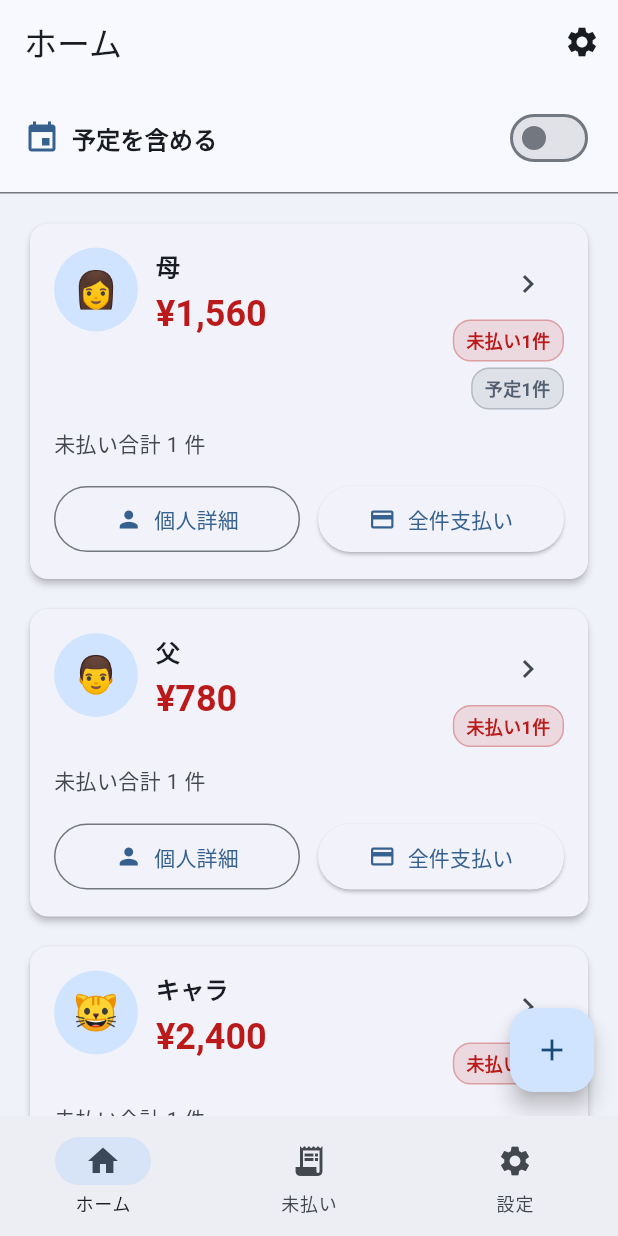
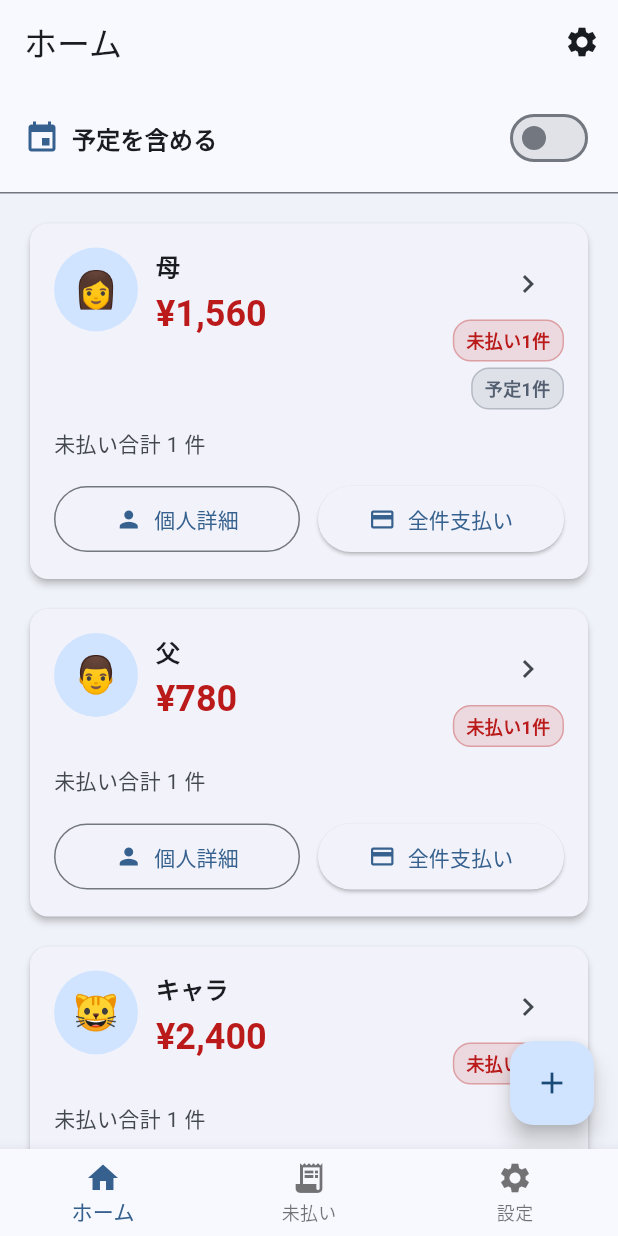
Before and after one commit to N-plus/PaymentCalendar, a Flutter app: the screen it shows after launch, on a phone screen of 412 x 824 dp. Run offline on Flutter 3.47's test engine with Material 3 defaults, Android fonts, the phone set to English and light mode, and no system bars; our stand-ins replace flutter_local_notifications, flutter_riverpod, image_picker, timezone; Roboto replaces fonts that are missing (NotoSansJP).

Commit message:
Replace NavigationBar with BottomNavigationBar

```diff
--- a/lib/main.dart
+++ b/lib/main.dart
@@ -63,13 +63,22 @@ class _RootPageState extends ConsumerState<RootPage> {
         index: _index,
         children: screens,
       ),
-      bottomNavigationBar: NavigationBar(
-        selectedIndex: _index,
-        onDestinationSelected: (value) => setState(() => _index = value),
-        destinations: const [
-          NavigationDestination(icon: Icon(Icons.home), label: 'ホーム'),
-          NavigationDestination(icon: Icon(Icons.receipt_long), label: '未払い'),
-          NavigationDestination(icon: Icon(Icons.settings), label: '設定'),
+      bottomNavigationBar: BottomNavigationBar(
+        currentIndex: _index,
+        onTap: (value) => setState(() => _index = value),
+        items: const [
+          BottomNavigationBarItem(
+            icon: Icon(Icons.home),
+            label: 'ホーム',
+          ),
+          BottomNavigationBarItem(
+            icon: Icon(Icons.receipt_long),
+            label: '未払い',
+          ),
+          BottomNavigationBarItem(
+            icon: Icon(Icons.settings),
+            label: '設定',
+          ),
         ],
       ),
     );
```
